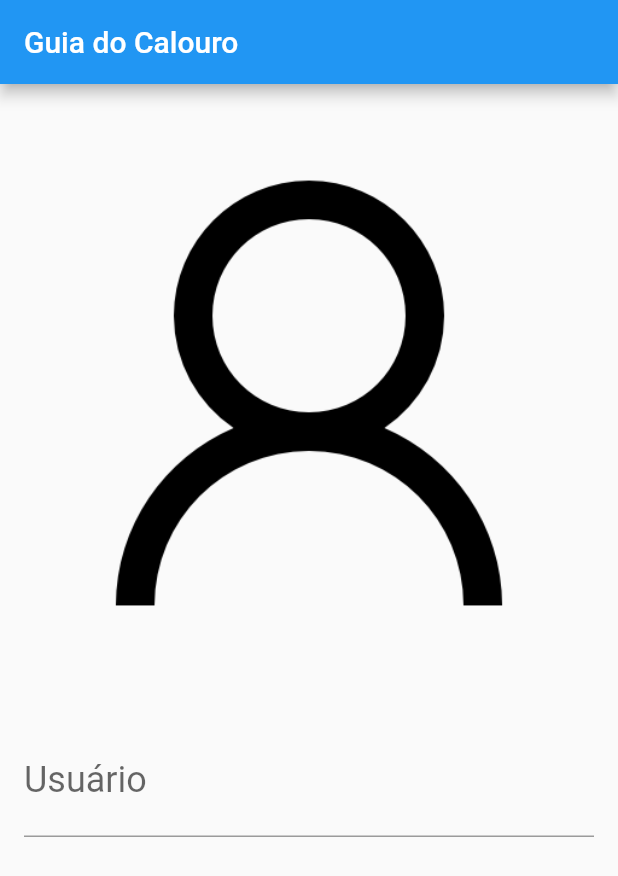
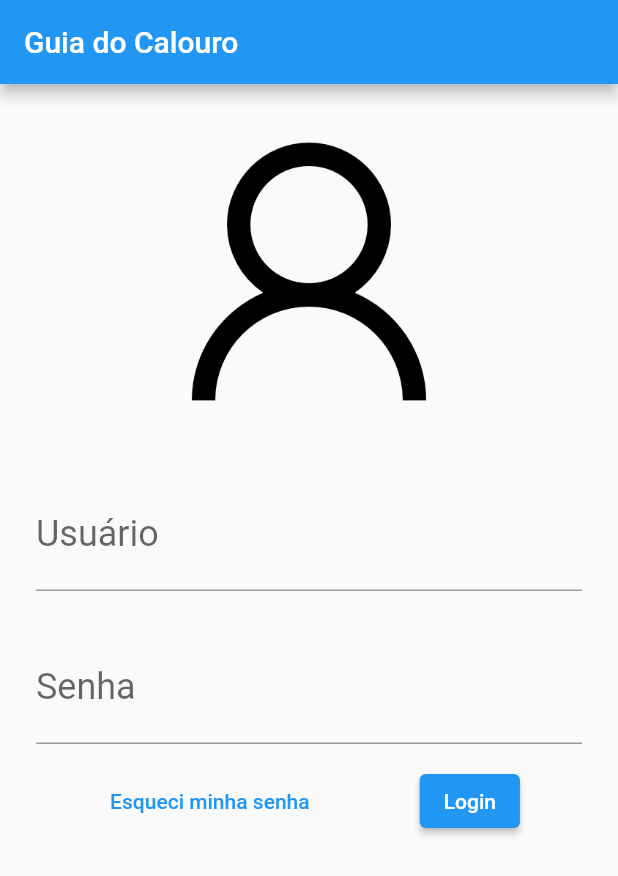
Before and after one commit to rafaelst97/guia_do_calouro, a Flutter app: the screen it shows after launch, on a phone screen of 412 x 824 dp. Shown: the top 876 px of the screen. Run offline on Flutter 3.47's test engine with Material 2 defaults, Android fonts, the phone set to English and light mode, and no system bars.

Commit message:
Criados inputs e botões da tela de login

```diff
--- a/lib/main.dart
+++ b/lib/main.dart
@@ -23,8 +23,16 @@ class MyApp extends StatelessWidget {
           child: Column(
             crossAxisAlignment: CrossAxisAlignment.center,
             children: [
-              Image.asset("assets/images/login.png"),
-              InputBox(),
+              Image.asset("assets/images/login.png",
+              height: 250,),
+              InputBox("Usuário", "fulano@email.com"),
+              InputBox("Senha", "****"),
+              Row(
+                mainAxisAlignment: MainAxisAlignment.spaceEvenly,
+                children: [
+                BotaoTexto("Esqueci minha senha"),
+                  Botao(),
+              ],)
             ],
           ),
         ),
@@ -33,20 +41,42 @@ class MyApp extends StatelessWidget {
   }
 }
 
-class InputBox extends StatelessWidget{
+class InputBox extends StatelessWidget {
+  late final String rotulo;
+  late final String dica;
+
+  InputBox(this.rotulo, this.dica);
+
   @override
   Widget build(BuildContext context) {
-
     return Padding(
-      padding: const EdgeInsets.all(16),
+      padding: const EdgeInsets.symmetric(horizontal: 24, vertical: 14),
       child: TextField(
         style: TextStyle(fontSize: 24),
         decoration: InputDecoration(
-          labelText: "Usuário",
-          hintText: "fulano@email.com",
+          labelText: rotulo,
+          hintText: dica,
         ),
       ),
     );
   }
+}
+
+class BotaoTexto extends StatelessWidget{
+  late final String textoBotao;
+
+  BotaoTexto(this.textoBotao);
+
+  @override
+  Widget build(BuildContext context) {
+    return TextButton(onPressed: (){}, child: Text(textoBotao));
+  }
+}
+
+class Botao extends StatelessWidget{
+  @override
+  Widget build(BuildContext context) {
+    return ElevatedButton(onPressed: (){}, child: Text("Login"));
+  }
 
 }
```
